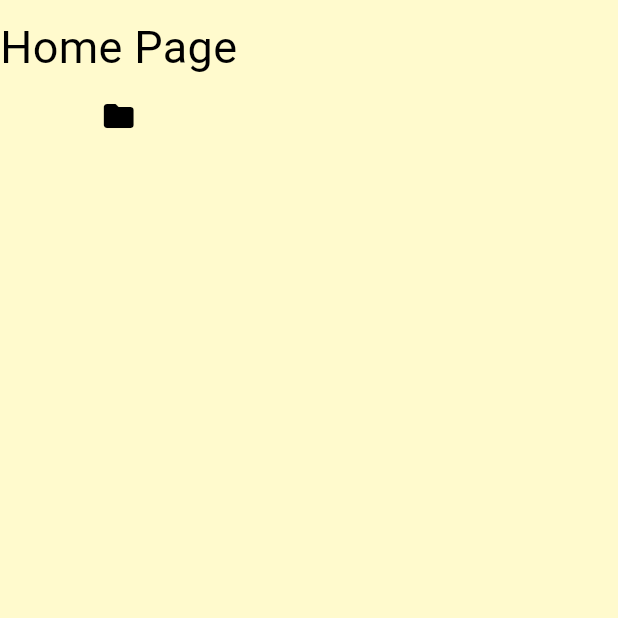
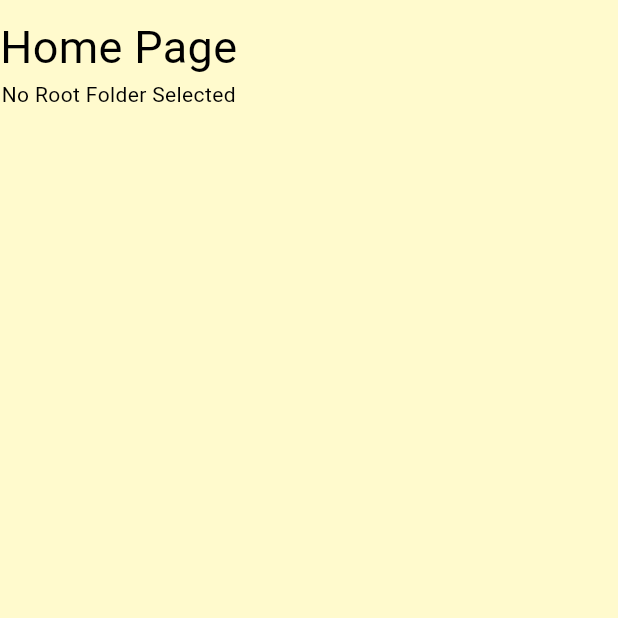
Before and after one commit to Jl115/pencilNote, a Flutter app: the HomePage screen opened by its route, on a phone screen of 412 x 824 dp, the top half of it. Run offline on Flutter 3.47's test engine with Material 3 defaults, Android fonts, the light colour scheme and no system bars; our stand-ins replace file_picker, get, get_storage; missing offline and left inert: flutter_file_dialog, pencil_kit; accounts and stored records are empty.

Commit message:
feature: added a initial nav bar and folder selection

```diff
--- a/lib/controller/folder_controller.dart
+++ b/lib/controller/folder_controller.dart
@@ -29,10 +29,13 @@ class FolderController extends GetxController {
   void selectRootFolder(String path) {
     // Initialize the RootFolder with the selected path and subfolders
     print('Selected path: $path');
+
+    RootFolder.initializeWithPath(path);
+
     var newRootFolder = RootFolder()
       ..path = path
       ..folders = _getSubfolders(path);
-    print(newRootFolder);
+    print(newRootFolder.folders[0].name);
     selectedFolder.value = newRootFolder;
   }
 
@@ -40,6 +43,7 @@ class FolderController extends GetxController {
     // Fetch the list of subfolders in the given path
     final directory = Directory(path);
     return directory.listSync().whereType<Directory>().map((dir) {
+      print(dir.path);
       return Folder(
           path: dir.path,
           name: dir.path.split('/').last,
--- a/lib/main.dart
+++ b/lib/main.dart
@@ -1,12 +1,16 @@
 import 'package:flutter/material.dart';
 import 'package:get/get.dart';
 import 'package:get_storage/get_storage.dart';
+import 'package:pencilkit_note_taking/controller/folder_controller.dart';
 import 'package:pencilkit_note_taking/routes/app_routes.dart';
 import 'package:pencilkit_note_taking/styles/theme_data.dart';
 
 void main() async {
   WidgetsFlutterBinding.ensureInitialized();
   await GetStorage.init();
+
+  //Global Controller Initialization
+  Get.put(FolderController());
 
   runApp(PencilNote());
 }
--- a/lib/views/home_screen.dart
+++ b/lib/views/home_screen.dart
@@ -1,31 +1,26 @@
 import 'package:flutter/material.dart';
 import 'package:get/get.dart';
 import 'package:pencilkit_note_taking/components/side_bar.dart';
+import 'package:pencilkit_note_taking/controller/folder_controller.dart';
+import 'package:pencilkit_note_taking/models/root_folder.dart';
 import '../controller/counter_controller.dart';
 
 class HomePage extends StatelessWidget {
   final CounterController counterController = Get.put(CounterController());
-  var hasRootFolder = false.obs;
+  final FolderController folderController = Get.find<FolderController>();
   var isSidebarVisible = true.obs;
 
   @override
   Widget build(BuildContext context) {
     return Scaffold(
       body: Padding(
-        padding: const EdgeInsets.only(top: 10.0, bottom: 10),
+        padding: const EdgeInsets.only(top: 10.0),
         child: Column(
           children: [
             const Text('Home Page', style: TextStyle(fontSize: 30)),
             Obx(() {
-              return !hasRootFolder.value
-                  ? IconButton(
-                      icon: const Icon(Icons.folder),
-                      onPressed: () {
-                        // Handle folder tap
-                        hasRootFolder.value = true; // Example action
-                      },
-                    )
-                  : LayoutBuilder(
+              return folderController.selectedFolder.value?.path != null
+                  ? LayoutBuilder(
                       builder: (context, constraints) {
                         return Row(
                           children: [
@@ -72,7 +67,8 @@ class HomePage extends StatelessWidget {
                                     ElevatedButton(
                                       onPressed:
                                           counterController.incrementCount3,
-                                      child: const Text('Increment Count3'),
+                                      child: const Text(
+                                          'Increment Counttesst counter hello darkness my old friend3'),
                                     ),
                                   ],
                                 ),
@@ -81,7 +77,8 @@ class HomePage extends StatelessWidget {
                           ],
                         );
                       },
-                    );
+                    )
+                  : const Text('No Root Folder Selected');
             }),
           ],
         ),
```
Also changed, not shown: lib/components/side_bar.dart (+50 -10 lines), lib/views/folder_picker_view.dart (+3 -5 lines).
